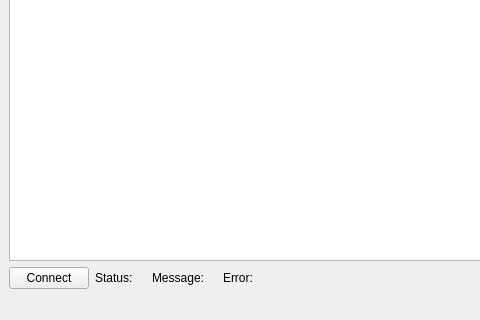
Qt form mqt/MqtQrzServer/qrzservermainwindow.ui (Rsclub22/Minos2-Mirror) before a commit; both pictures show x 0 to 480 and y 280 to 600 of the 800 by 600 pixel window.
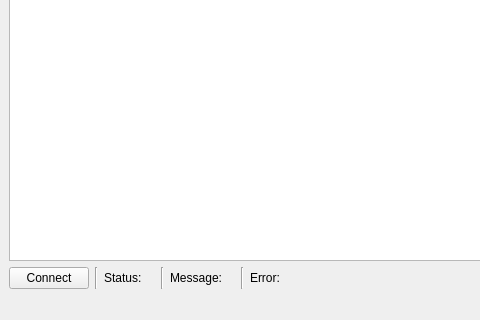
The same form after that commit.

Commit message: fix qrz server error preventing new queries. Added more messages to window. Only use realCall in Qrz query.

Patch:
```diff
--- a/mqt/MqtQrzServer/qrzservermainwindow.ui
+++ b/mqt/MqtQrzServer/qrzservermainwindow.ui
@@ -27,6 +27,13 @@
         </property>
        </widget>
       </item>
+      <item>
+       <widget class="Line" name="line_3">
+        <property name="orientation">
+         <enum>Qt::Vertical</enum>
+        </property>
+       </widget>
+      </item>
       <item>
        <widget class="QLabel" name="statusLabel">
         <property name="text">
@@ -42,19 +49,33 @@
        </widget>
       </item>
       <item>
-       <widget class="QLabel" name="label">
-        <property name="text">
-         <string>Message:</string>
+       <widget class="Line" name="line_2">
+        <property name="orientation">
+         <enum>Qt::Vertical</enum>
         </property>
        </widget>
       </item>
       <item>
        <widget class="QLabel" name="messageTextLabel">
         <property name="text">
+         <string>Message:</string>
+        </property>
+       </widget>
+      </item>
+      <item>
+       <widget class="QLabel" name="messageText">
+        <property name="text">
          <string/>
         </property>
        </widget>
       </item>
+      <item>
+       <widget class="Line" name="line">
+        <property name="orientation">
+         <enum>Qt::Vertical</enum>
+        </property>
+       </widget>
+      </item>
       <item>
        <widget class="QLabel" name="errorLabel">
         <property name="text">
```
The commit also changes 3 other files.
